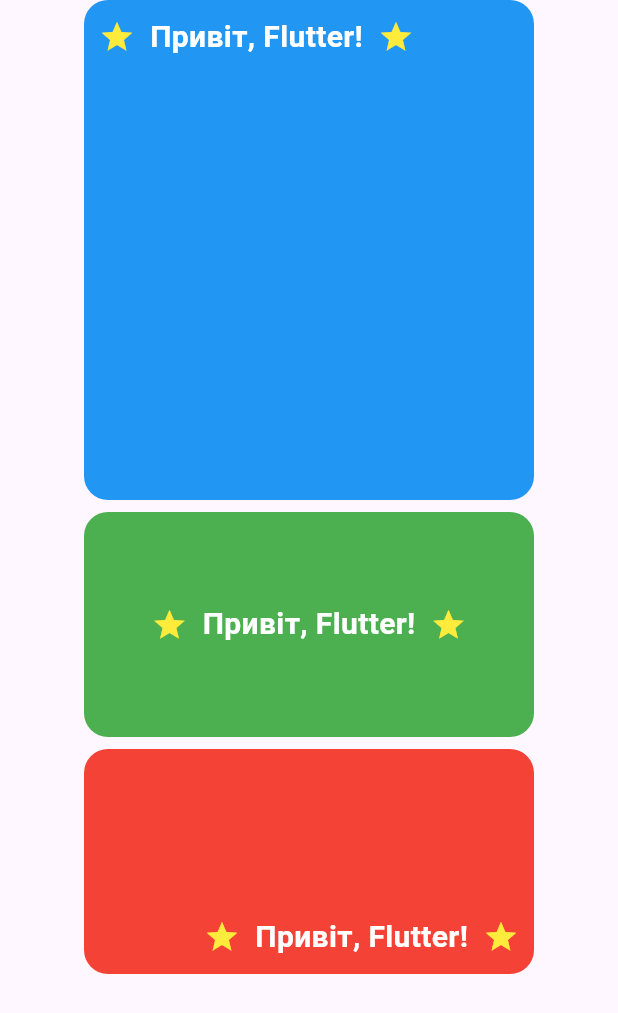
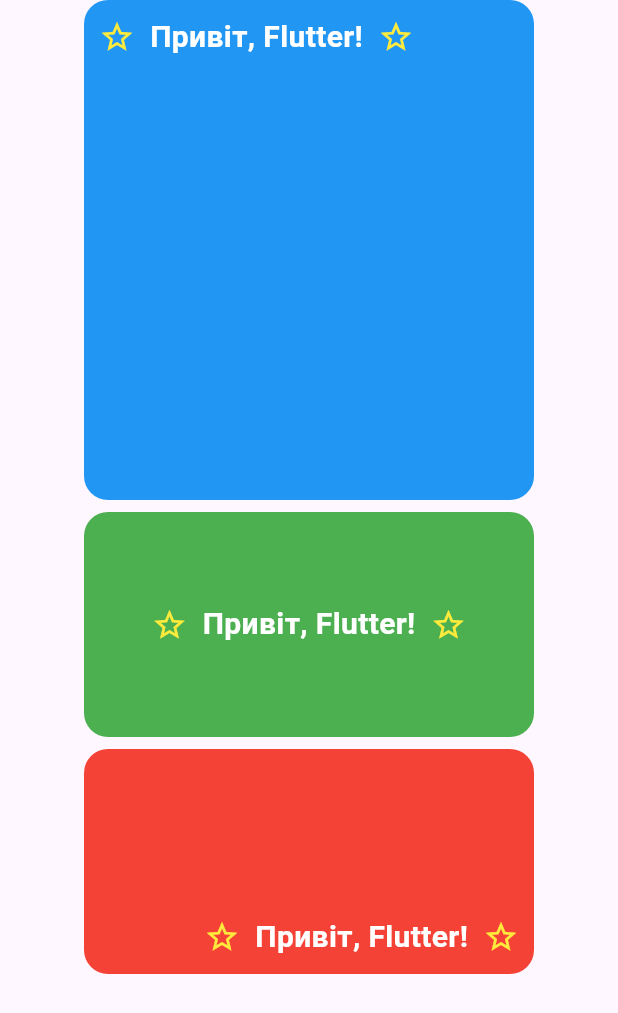
Before and after one commit to Bejussi/flutter_learning_jorney, a Flutter app: the screen it shows after launch, on a phone screen of 412 x 824 dp. Shown: the top 1013 px of the screen. Run offline on Flutter 3.47's test engine with Material 3 defaults, Android fonts, the phone set to English and light mode, and no system bars.

Commit message:
feat(FLUTTER-11_5): added 5 part of homework to lesson 11

```diff
--- a/lib/lesson_11/homework_11_screen.dart
+++ b/lib/lesson_11/homework_11_screen.dart
@@ -42,7 +42,7 @@
   }
 }
 
-class ColorfullContainerWidget extends StatelessWidget {
+class ColorfullContainerWidget extends StatefulWidget {
   const ColorfullContainerWidget({
     required this.cardWidth,
     required this.cardHeight,
@@ -57,22 +57,49 @@
   final Alignment alignment;
 
   @override
+  State<ColorfullContainerWidget> createState() =>
+      _ColorfullContainerWidgetState();
+}
+
+class _ColorfullContainerWidgetState extends State<ColorfullContainerWidget> {
+  bool selected = false;
+
+  @override
   Widget build(BuildContext context) {
-    return Container(
-      width: cardWidth,
-      height: cardHeight,
+    return GestureDetector(
+      onTap: () {
+        setState(() {
+          selected = !selected;
+        });
+      },
+      child: AnimatedContainer(
+        duration: const Duration(milliseconds: 300),
+        curve: Curves.easeInOut,
+        width: widget.cardWidth,
+        height: widget.cardHeight,
         decoration: BoxDecoration(
-        color: color,
+          color: selected
+              ? Color.lerp(widget.color, Colors.black, 0.2)
+              : widget.color,
           borderRadius: BorderRadius.circular(16),
+          boxShadow: selected
+              ? [
+                  BoxShadow(
+                    color: Colors.black.withValues(alpha: 0.3),
+                    blurRadius: 10,
+                    offset: const Offset(0, 5),
+                  ),
+                ]
+              : [],
         ),
         child: Padding(
           padding: const EdgeInsets.all(10.0),
           child: Align(
-          alignment: alignment,
+            alignment: widget.alignment,
             child: Row(
               mainAxisSize: MainAxisSize.min,
-            children: const [
-              Icon(Icons.star, color: Colors.yellow),
+              children: [
+                StarIconWidget(selected: selected),
                 SizedBox(width: 10),
                 Text(
                   'Привіт, Flutter!',
@@ -83,11 +110,26 @@
                   ),
                 ),
                 SizedBox(width: 10),
-              Icon(Icons.star, color: Colors.yellow),
+                StarIconWidget(selected: selected),
               ],
+            ),
           ),
         ),
       ),
     );
   }
 }
+
+class StarIconWidget extends StatelessWidget {
+  const StarIconWidget({required this.selected, super.key});
+
+  final bool selected;
+
+  @override
+  Widget build(BuildContext context) {
+    return Icon(
+      selected ? Icons.star : Icons.star_border,
+      color: Colors.yellow,
+    );
+  }
+}
```
Lines whose indentation alone changed are shown as unchanged.
